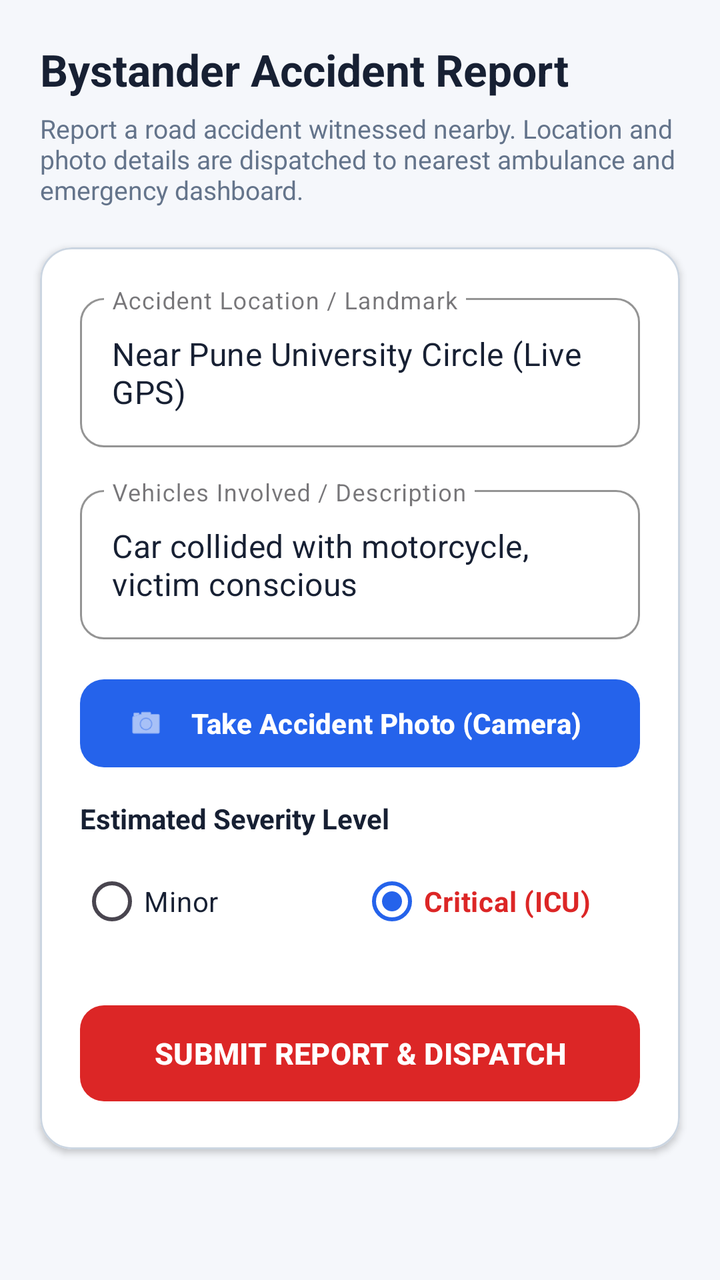
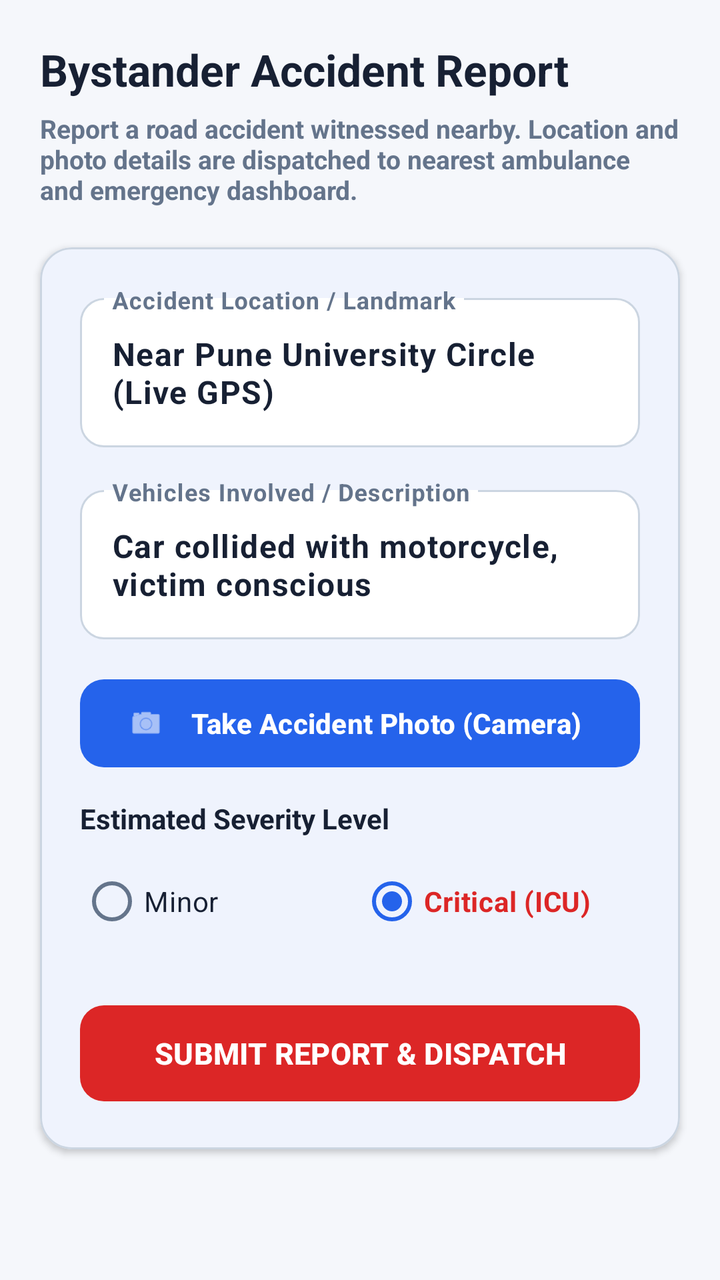

Two renders of the same Android screen: before a commit and after it. Below are the layout's source before the change and the commit's diff.
<!-- AndroidManifest.xml: activity theme Theme.Pbl -->
<!-- res/layout/activity_report_bystander.xml -->
<?xml version="1.0" encoding="utf-8"?>
<ScrollView xmlns:android="http://schemas.android.com/apk/res/android"
    xmlns:app="http://schemas.android.com/apk/res-auto"
    android:layout_width="match_parent"
    android:layout_height="match_parent"
    android:fillViewport="true"
    android:background="@color/screen_background">

    <LinearLayout
        android:layout_width="match_parent"
        android:layout_height="wrap_content"
        android:orientation="vertical"
        android:padding="20dp"
        android:clipToPadding="false"
        android:paddingBottom="120dp">

        <TextView
            android:layout_width="wrap_content"
            android:layout_height="wrap_content"
            android:text="Bystander Accident Report"
            android:textColor="@color/primary_text"
            android:textSize="22sp"
            android:textStyle="bold" />

        <TextView
            android:layout_width="wrap_content"
            android:layout_height="wrap_content"
            android:layout_marginTop="6dp"
            android:text="Report a road accident witnessed nearby. Location and photo details are dispatched to nearest ambulance and emergency dashboard."
            android:textColor="@color/secondary_text"
            android:textSize="13sp"
            android:layout_marginBottom="20dp" />

        <com.google.android.material.card.MaterialCardView
            android:layout_width="match_parent"
            android:layout_height="wrap_content"
            app:cardCornerRadius="16dp"
            app:cardElevation="2dp"
            app:cardBackgroundColor="@color/white"
            app:strokeWidth="1dp"
            app:strokeColor="@color/input_border"
            android:layout_marginBottom="24dp">

            <LinearLayout
                android:layout_width="match_parent"
                android:layout_height="wrap_content"
                android:orientation="vertical"
                android:padding="20dp">

                <com.google.android.material.textfield.TextInputLayout
                    android:layout_width="match_parent"
                    android:layout_height="wrap_content"
                    android:hint="Accident Location / Landmark"
                    style="@style/Widget.MaterialComponents.TextInputLayout.OutlinedBox"
                    app:boxCornerRadiusTopStart="12dp"
                    app:boxCornerRadiusTopEnd="12dp"
                    app:boxCornerRadiusBottomStart="12dp"
                    app:boxCornerRadiusBottomEnd="12dp"
                    app:boxStrokeColor="@color/primary_accent"
                    app:hintTextColor="@color/primary_accent"
                    android:layout_marginBottom="16dp">

                    <com.google.android.material.textfield.TextInputEditText
                        android:id="@+id/et_bystander_location"
                        android:layout_width="match_parent"
                        android:layout_height="wrap_content"
                        android:textColor="@color/primary_text"
                        android:textColorHint="@color/input_hints"
                        android:textSize="16sp"
                        android:text="Near Pune University Circle (Live GPS)" />
                </com.google.android.material.textfield.TextInputLayout>

                <com.google.android.material.textfield.TextInputLayout
                    android:layout_width="match_parent"
                    android:layout_height="wrap_content"
                    android:hint="Vehicles Involved / Description"
                    style="@style/Widget.MaterialComponents.TextInputLayout.OutlinedBox"
                    app:boxCornerRadiusTopStart="12dp"
                    app:boxCornerRadiusTopEnd="12dp"
                    app:boxCornerRadiusBottomStart="12dp"
                    app:boxCornerRadiusBottomEnd="12dp"
                    app:boxStrokeColor="@color/primary_accent"
                    app:hintTextColor="@color/primary_accent"
                    android:layout_marginBottom="16dp">

                    <com.google.android.material.textfield.TextInputEditText
                        android:id="@+id/et_bystander_details"
                        android:layout_width="match_parent"
                        android:layout_height="wrap_content"
                        android:textColor="@color/primary_text"
                        android:textColorHint="@color/input_hints"
                        android:textSize="16sp"
                        android:minLines="2"
                        android:text="Car collided with motorcycle, victim conscious" />
                </com.google.android.material.textfield.TextInputLayout>

                
                <com.google.android.material.button.MaterialButton
                    android:id="@+id/btn_capture_photo"
                    android:layout_width="match_parent"
                    android:layout_height="52dp"
                    android:text="Take Accident Photo (Camera)"
                    android:textSize="14sp"
                    android:textStyle="bold"
                    app:icon="@android:drawable/ic_menu_camera"
                    app:cornerRadius="12dp"
                    app:backgroundTint="@color/primary_accent"
                    android:textColor="@color/white"
                    android:layout_marginBottom="12dp" />

                <ImageView
                    android:id="@+id/iv_accident_photo"
                    android:layout_width="match_parent"
                    android:layout_height="180dp"
                    android:scaleType="centerCrop"
                    android:background="#E2E8F0"
                    android:visibility="gone"
                    android:layout_marginBottom="16dp"
                    android:contentDescription="Accident Evidence Photo" />

                <TextView
                    android:layout_width="wrap_content"
                    android:layout_height="wrap_content"
                    android:text="Estimated Severity Level"
                    android:textColor="@color/primary_text"
                    android:textStyle="bold"
                    android:textSize="14sp"
                    android:layout_marginBottom="8dp" />

                <RadioGroup
                    android:id="@+id/rg_severity"
                    android:layout_width="match_parent"
                    android:layout_height="wrap_content"
                    android:orientation="horizontal"
                    android:layout_marginBottom="24dp">

                    <RadioButton
                        android:id="@+id/rb_minor"
                        android:layout_width="0dp"
                        android:layout_height="wrap_content"
                        android:layout_weight="1"
                        android:textColor="@color/primary_text"
                        android:text="Minor" />

                    <RadioButton
                        android:id="@+id/rb_critical"
                        android:layout_width="0dp"
                        android:layout_height="wrap_content"
                        android:layout_weight="1"
                        android:checked="true"
                        android:textColor="@color/emergency_accent"
                        android:textStyle="bold"
                        android:text="Critical (ICU)" />
                </RadioGroup>

                <com.google.android.material.button.MaterialButton
                    android:id="@+id/btn_submit_bystander"
                    android:layout_width="match_parent"
                    android:layout_height="56dp"
                    android:text="SUBMIT REPORT &amp; DISPATCH"
                    android:textSize="15sp"
                    android:textStyle="bold"
                    app:cornerRadius="12dp"
                    app:backgroundTint="@color/emergency_accent"
                    android:textColor="@color/white" />

            </LinearLayout>
        </com.google.android.material.card.MaterialCardView>

    </LinearLayout>
</ScrollView>
<!-- resources referenced by this layout -->
<resources>
  <color name="emergency_accent">#DC2626</color>
  <color name="input_border">#CBD5E1</color>
  <color name="input_hints">#94A3B8</color>
  <color name="primary_accent">#2563EB</color>
  <color name="primary_text">#172033</color>
  <color name="screen_background">#F5F7FB</color>
  <color name="secondary_text">#64748B</color>
  <color name="white">#FFFFFFFF</color>
  <style name="Theme.Pbl" parent="Base.Theme.Pbl" />
  <style name="Base.Theme.Pbl" parent="Theme.Material3.DayNight.NoActionBar">
          <item name="colorPrimary">@color/primary_accent</item>
          <item name="colorError">@color/emergency_accent</item>
          <item name="android:windowBackground">@color/screen_background</item>
      </style>
</resources>

<!-- the commit's change to res/layout/activity_report_bystander.xml (unified diff, before → after) -->
@@ -18,7 +18,7 @@
             android:layout_width="wrap_content"
             android:layout_height="wrap_content"
             android:text="Bystander Accident Report"
-            android:textColor="@color/primary_text"
+            android:textColor="@color/input_text"
             android:textSize="22sp"
             android:textStyle="bold" />
 
@@ -29,6 +29,7 @@
             android:text="Report a road accident witnessed nearby. Location and photo details are dispatched to nearest ambulance and emergency dashboard."
             android:textColor="@color/secondary_text"
             android:textSize="13sp"
+            android:textStyle="bold"
             android:layout_marginBottom="20dp" />
 
         <com.google.android.material.card.MaterialCardView
@@ -51,22 +52,17 @@
                     android:layout_width="match_parent"
                     android:layout_height="wrap_content"
                     android:hint="Accident Location / Landmark"
-                    style="@style/Widget.MaterialComponents.TextInputLayout.OutlinedBox"
-                    app:boxCornerRadiusTopStart="12dp"
-                    app:boxCornerRadiusTopEnd="12dp"
-                    app:boxCornerRadiusBottomStart="12dp"
-                    app:boxCornerRadiusBottomEnd="12dp"
-                    app:boxStrokeColor="@color/primary_accent"
-                    app:hintTextColor="@color/primary_accent"
+                    style="@style/Widget.GoldenHour.TextInputLayout"
                     android:layout_marginBottom="16dp">
 
                     <com.google.android.material.textfield.TextInputEditText
                         android:id="@+id/et_bystander_location"
                         android:layout_width="match_parent"
                         android:layout_height="wrap_content"
-                        android:textColor="@color/primary_text"
-                        android:textColorHint="@color/input_hints"
+                        android:textColor="@color/input_text"
+                        android:textColorHint="@color/input_hint"
                         android:textSize="16sp"
+                        android:textStyle="bold"
                         android:text="Near Pune University Circle (Live GPS)" />
                 </com.google.android.material.textfield.TextInputLayout>
 
@@ -74,22 +70,17 @@
                     android:layout_width="match_parent"
                     android:layout_height="wrap_content"
                     android:hint="Vehicles Involved / Description"
-                    style="@style/Widget.MaterialComponents.TextInputLayout.OutlinedBox"
-                    app:boxCornerRadiusTopStart="12dp"
-                    app:boxCornerRadiusTopEnd="12dp"
-                    app:boxCornerRadiusBottomStart="12dp"
-                    app:boxCornerRadiusBottomEnd="12dp"
-                    app:boxStrokeColor="@color/primary_accent"
-                    app:hintTextColor="@color/primary_accent"
+                    style="@style/Widget.GoldenHour.TextInputLayout"
                     android:layout_marginBottom="16dp">
 
                     <com.google.android.material.textfield.TextInputEditText
                         android:id="@+id/et_bystander_details"
                         android:layout_width="match_parent"
                         android:layout_height="wrap_content"
-                        android:textColor="@color/primary_text"
-                        android:textColorHint="@color/input_hints"
+                        android:textColor="@color/input_text"
+                        android:textColorHint="@color/input_hint"
                         android:textSize="16sp"
+                        android:textStyle="bold"
                         android:minLines="2"
                         android:text="Car collided with motorcycle, victim conscious" />
                 </com.google.android.material.textfield.TextInputLayout>
@@ -122,7 +113,7 @@
                     android:layout_width="wrap_content"
                     android:layout_height="wrap_content"
                     android:text="Estimated Severity Level"
-                    android:textColor="@color/primary_text"
+                    android:textColor="@color/input_text"
                     android:textStyle="bold"
                     android:textSize="14sp"
                     android:layout_marginBottom="8dp" />
@@ -139,7 +130,7 @@
                         android:layout_width="0dp"
                         android:layout_height="wrap_content"
                         android:layout_weight="1"
-                        android:textColor="@color/primary_text"
+                        android:textColor="@color/input_text"
                         android:text="Minor" />
 
                     <RadioButton
<!-- resource entries referenced after the edit -->
@@ -2,17 +2,39 @@
 <resources>
   <color name="emergency_accent">#DC2626</color>
   <color name="input_border">#CBD5E1</color>
-  <color name="input_hints">#94A3B8</color>
+  <color name="input_hint">#64748B</color>
+  <color name="input_text">#172033</color>
   <color name="primary_accent">#2563EB</color>
-  <color name="primary_text">#172033</color>
   <color name="screen_background">#F5F7FB</color>
   <color name="secondary_text">#64748B</color>
   <color name="white">#FFFFFFFF</color>
+  <style name="Widget.GoldenHour.TextInputLayout" parent="Widget.Material3.TextInputLayout.OutlinedBox">
+          <item name="boxStrokeColor">@color/box_stroke_color</item>
+          <item name="hintTextColor">@color/hint_text_color</item>
+          <item name="placeholderTextColor">@color/secondary_text</item>
+          <item name="boxBackgroundColor">@color/input_bg</item>
+          <item name="boxCornerRadiusTopStart">12dp</item>
+          <item name="boxCornerRadiusTopEnd">12dp</item>
+          <item name="boxCornerRadiusBottomStart">12dp</item>
+          <item name="boxCornerRadiusBottomEnd">12dp</item>
+      </style>
   <style name="Theme.Pbl" parent="Base.Theme.Pbl" />
+  <color name="input_bg">#FFFFFF</color>
   <style name="Base.Theme.Pbl" parent="Theme.Material3.DayNight.NoActionBar">
           <item name="colorPrimary">@color/primary_accent</item>
           <item name="colorError">@color/emergency_accent</item>
           <item name="android:windowBackground">@color/screen_background</item>
+          <item name="colorSurface">@color/input_bg</item>
+          <item name="colorOnSurface">@color/input_text</item>
+          <item name="colorOnSurfaceVariant">@color/secondary_text</item>
+          <item name="colorOutline">@color/input_border</item>
+          <item name="android:textColorPrimary">@color/input_text</item>
+          <item name="android:textColorSecondary">@color/secondary_text</item>
+          <item name="android:textColorHint">@color/input_hint</item>
+          <item name="android:editTextColor">@color/input_text</item>
+  
+          
+          <item name="textInputStyle">@style/Widget.GoldenHour.TextInputLayout</item>
       </style>
 </resources>
 
